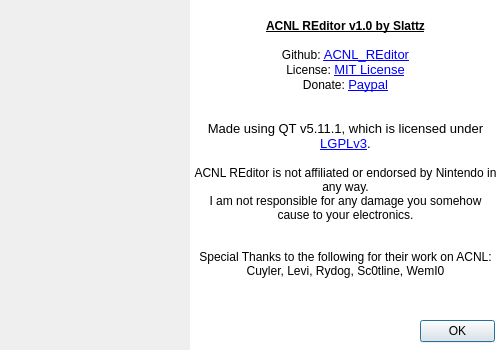
Slattz/ACNL_REditor, file Forms/aboutwindow.ui: the form before one commit.
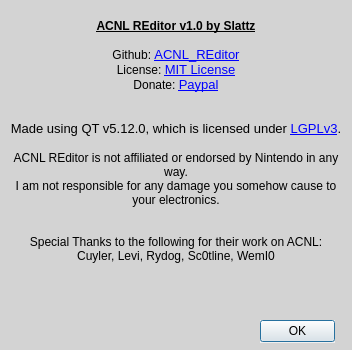
The form after the commit. Icons and pictures are not drawn.

```diff
--- a/Forms/aboutwindow.ui
+++ b/Forms/aboutwindow.ui
@@ -6,19 +6,19 @@
    <rect>
     <x>0</x>
     <y>0</y>
-    <width>500</width>
+    <width>352</width>
     <height>350</height>
    </rect>
   </property>
   <property name="minimumSize">
    <size>
-    <width>500</width>
+    <width>352</width>
     <height>350</height>
    </size>
   </property>
   <property name="maximumSize">
    <size>
-    <width>500</width>
+    <width>352</width>
     <height>350</height>
    </size>
   </property>
@@ -31,16 +31,22 @@
   <widget class="QTextBrowser" name="textBrowser">
    <property name="geometry">
     <rect>
-     <x>190</x>
+     <x>0</x>
      <y>0</y>
-     <width>311</width>
+     <width>352</width>
      <height>350</height>
     </rect>
    </property>
+   <property name="minimumSize">
+    <size>
+     <width>352</width>
+     <height>350</height>
+    </size>
+   </property>
    <property name="maximumSize">
     <size>
-     <width>320</width>
-     <height>16777215</height>
+     <width>352</width>
+     <height>350</height>
     </size>
    </property>
    <property name="font">
@@ -48,6 +54,9 @@
      <pointsize>10</pointsize>
     </font>
    </property>
+   <property name="styleSheet">
+    <string notr="true">background-color: lightgrey;</string>
+   </property>
    <property name="frameShape">
     <enum>QFrame::NoFrame</enum>
    </property>
@@ -67,7 +76,7 @@
 &lt;p align=&quot;center&quot; style=&quot; margin-top:0px; margin-bottom:0px; margin-left:0px; margin-right:0px; -qt-block-indent:0; text-indent:0px;&quot;&gt;&lt;span style=&quot; font-size:9pt;&quot;&gt;Donate: &lt;/span&gt;&lt;a href=&quot;https://www.paypal.com/cgi-bin/webscr?cmd=_s-xclick&amp;amp;hosted_button_id=APDWE9ZED4VBW&quot;&gt;&lt;span style=&quot; text-decoration: underline; color:#0000ff;&quot;&gt;Paypal&lt;/span&gt;&lt;/a&gt;&lt;/p&gt;
 &lt;p align=&quot;center&quot; style=&quot;-qt-paragraph-type:empty; margin-top:0px; margin-bottom:0px; margin-left:0px; margin-right:0px; -qt-block-indent:0; text-indent:0px; font-size:9pt;&quot;&gt;&lt;br /&gt;&lt;/p&gt;
 &lt;p align=&quot;center&quot; style=&quot;-qt-paragraph-type:empty; margin-top:0px; margin-bottom:0px; margin-left:0px; margin-right:0px; -qt-block-indent:0; text-indent:0px;&quot;&gt;&lt;br /&gt;&lt;/p&gt;
-&lt;p align=&quot;center&quot; style=&quot; margin-top:0px; margin-bottom:0px; margin-left:0px; margin-right:0px; -qt-block-indent:0; text-indent:0px;&quot;&gt;Made using QT v5.11.1, which is licensed under &lt;a href=&quot;https://doc.qt.io/qt-5/lgpl.html&quot;&gt;&lt;span style=&quot; text-decoration: underline; color:#0000ff;&quot;&gt;LGPLv3&lt;/span&gt;&lt;/a&gt;.&lt;/p&gt;
+&lt;p align=&quot;center&quot; style=&quot; margin-top:0px; margin-bottom:0px; margin-left:0px; margin-right:0px; -qt-block-indent:0; text-indent:0px;&quot;&gt;Made using QT v5.12.0, which is licensed under &lt;a href=&quot;https://doc.qt.io/qt-5/lgpl.html&quot;&gt;&lt;span style=&quot; text-decoration: underline; color:#0000ff;&quot;&gt;LGPLv3&lt;/span&gt;&lt;/a&gt;.&lt;/p&gt;
 &lt;p align=&quot;center&quot; style=&quot;-qt-paragraph-type:empty; margin-top:0px; margin-bottom:0px; margin-left:0px; margin-right:0px; -qt-block-indent:0; text-indent:0px;&quot;&gt;&lt;br /&gt;&lt;/p&gt;
 &lt;p align=&quot;center&quot; style=&quot; margin-top:0px; margin-bottom:0px; margin-left:0px; margin-right:0px; -qt-block-indent:0; text-indent:0px;&quot;&gt;&lt;span style=&quot; font-size:9pt;&quot;&gt;ACNL REditor is not affiliated or endorsed by Nintendo in any way.&lt;/span&gt;&lt;/p&gt;
 &lt;p align=&quot;center&quot; style=&quot; margin-top:0px; margin-bottom:0px; margin-left:0px; margin-right:0px; -qt-block-indent:0; text-indent:0px;&quot;&gt;&lt;span style=&quot; font-size:9pt;&quot;&gt;I am not responsible for any damage you somehow cause to your electronics.&lt;/span&gt;&lt;/p&gt;
@@ -83,7 +92,7 @@
   <widget class="QDialogButtonBox" name="buttonBox">
    <property name="geometry">
     <rect>
-     <x>420</x>
+     <x>260</x>
      <y>320</y>
      <width>75</width>
      <height>23</height>
@@ -102,31 +111,6 @@
     <bool>false</bool>
    </property>
   </widget>
-  <widget class="QLabel" name="icon">
-   <property name="geometry">
-    <rect>
-     <x>-30</x>
-     <y>10</y>
-     <width>221</width>
-     <height>211</height>
-    </rect>
-   </property>
-   <property name="autoFillBackground">
-    <bool>false</bool>
-   </property>
-   <property name="text">
-    <string/>
-   </property>
-   <property name="pixmap">
-    <pixmap resource="resources.qrc">:/resources/icon.png</pixmap>
-   </property>
-   <property name="textInteractionFlags">
-    <set>Qt::NoTextInteraction</set>
-   </property>
-  </widget>
-  <zorder>icon</zorder>
-  <zorder>textBrowser</zorder>
-  <zorder>buttonBox</zorder>
  </widget>
  <resources>
   <include location="resources.qrc"/>
```
Left out of the diff: 7 changed lines with no effect on the pictures.
